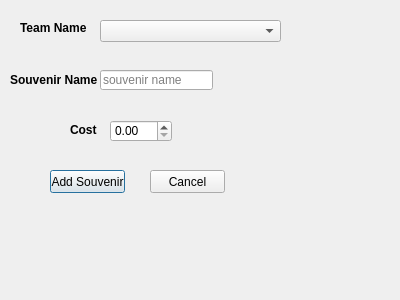
This is addsouvenir.ui in rizzi-trevor/Proj2TempRepo as Qt 5 draws it before an edit. The edited form follows.
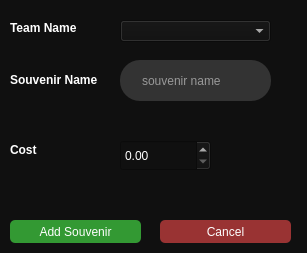
This is the edited form.

The edit to the form file:
```diff
--- a/addsouvenir.ui
+++ b/addsouvenir.ui
@@ -6,22 +6,32 @@
    <rect>
     <x>0</x>
     <y>0</y>
-    <width>400</width>
-    <height>300</height>
+    <width>307</width>
+    <height>253</height>
    </rect>
   </property>
   <property name="windowTitle">
    <string>Dialog</string>
   </property>
+  <property name="styleSheet">
+   <string notr="true">background: #101010;</string>
+  </property>
   <widget class="QLineEdit" name="souEdit">
    <property name="geometry">
     <rect>
-     <x>100</x>
-     <y>70</y>
-     <width>113</width>
-     <height>20</height>
+     <x>120</x>
+     <y>60</y>
+     <width>151</width>
+     <height>41</height>
     </rect>
    </property>
+   <property name="styleSheet">
+    <string notr="true">padding-left: 20px;
+padding-right: 20px;
+border-radius: 20px;
+background: #333;
+color: #fefefe;</string>
+   </property>
    <property name="maxLength">
     <number>30</number>
    </property>
@@ -32,7 +42,7 @@
   <widget class="QLabel" name="label">
    <property name="geometry">
     <rect>
-     <x>20</x>
+     <x>10</x>
      <y>20</y>
      <width>81</width>
      <height>16</height>
@@ -44,6 +54,9 @@
      <bold>true</bold>
     </font>
    </property>
+   <property name="styleSheet">
+    <string notr="true">color: rgb(255, 255, 255);</string>
+   </property>
    <property name="text">
     <string>Team Name</string>
    </property>
@@ -63,6 +76,9 @@
      <bold>true</bold>
     </font>
    </property>
+   <property name="styleSheet">
+    <string notr="true">color: rgb(255, 255, 255);</string>
+   </property>
    <property name="text">
     <string>Souvenir Name</string>
    </property>
@@ -70,8 +86,8 @@
   <widget class="QLabel" name="label_3">
    <property name="geometry">
     <rect>
-     <x>70</x>
-     <y>120</y>
+     <x>10</x>
+     <y>140</y>
      <width>31</width>
      <height>20</height>
     </rect>
@@ -82,6 +98,9 @@
      <bold>true</bold>
     </font>
    </property>
+   <property name="styleSheet">
+    <string notr="true">color: rgb(255, 255, 255);</string>
+   </property>
    <property name="text">
     <string>Cost</string>
    </property>
@@ -89,12 +108,18 @@
   <widget class="QPushButton" name="pushButton">
    <property name="geometry">
     <rect>
-     <x>50</x>
-     <y>170</y>
-     <width>75</width>
+     <x>10</x>
+     <y>220</y>
+     <width>131</width>
      <height>23</height>
     </rect>
    </property>
+   <property name="styleSheet">
+    <string notr="true">Padding: 1px;
+Border-radius: 5px;
+Background: #393;
+Color: #fefefe;</string>
+   </property>
    <property name="text">
     <string>Add Souvenir</string>
    </property>
@@ -102,12 +127,18 @@
   <widget class="QPushButton" name="pushButton_2">
    <property name="geometry">
     <rect>
-     <x>150</x>
-     <y>170</y>
-     <width>75</width>
+     <x>160</x>
+     <y>220</y>
+     <width>131</width>
      <height>23</height>
     </rect>
    </property>
+   <property name="styleSheet">
+    <string notr="true">Padding: 1px;
+Border-radius: 5px;
+Background: #933;
+Color: #fefefe;</string>
+   </property>
    <property name="text">
     <string>Cancel</string>
    </property>
@@ -115,22 +146,28 @@
   <widget class="QDoubleSpinBox" name="costBox">
    <property name="geometry">
     <rect>
-     <x>110</x>
-     <y>120</y>
-     <width>62</width>
-     <height>22</height>
+     <x>120</x>
+     <y>140</y>
+     <width>91</width>
+     <height>31</height>
     </rect>
    </property>
+   <property name="styleSheet">
+    <string notr="true">color: rgb(255, 255, 255);</string>
+   </property>
   </widget>
   <widget class="QComboBox" name="comboBox">
    <property name="geometry">
     <rect>
-     <x>100</x>
+     <x>120</x>
      <y>20</y>
-     <width>181</width>
+     <width>151</width>
      <height>22</height>
     </rect>
    </property>
+   <property name="styleSheet">
+    <string notr="true">color: rgb(255, 255, 255);</string>
+   </property>
   </widget>
  </widget>
  <resources/>
```
